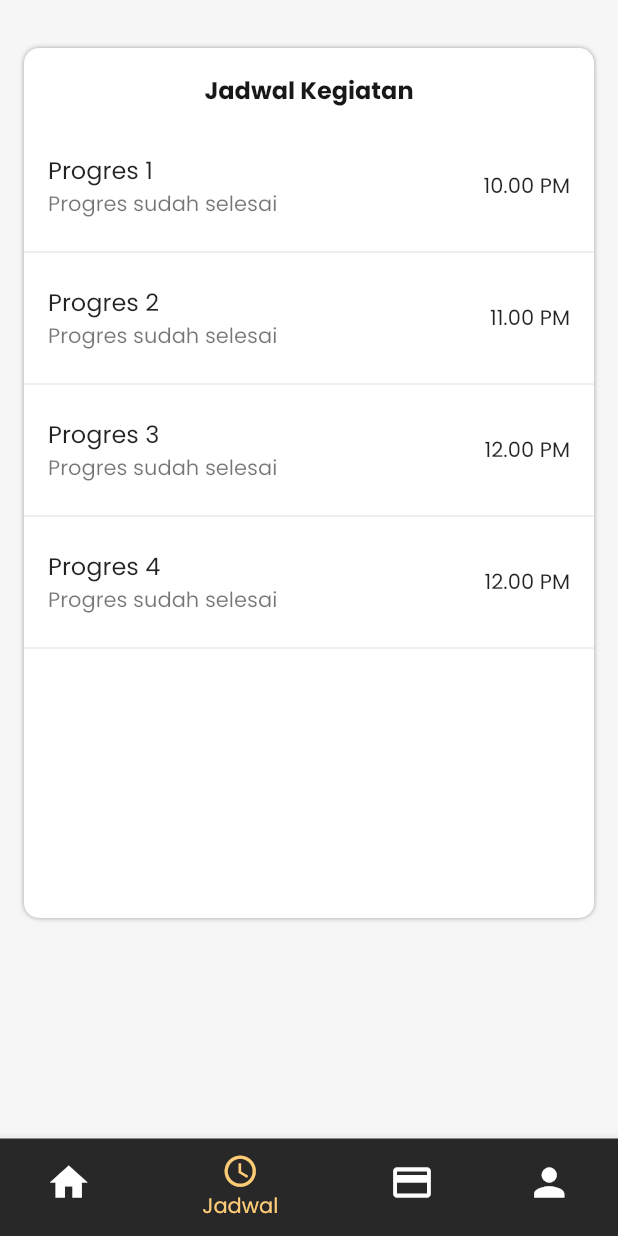
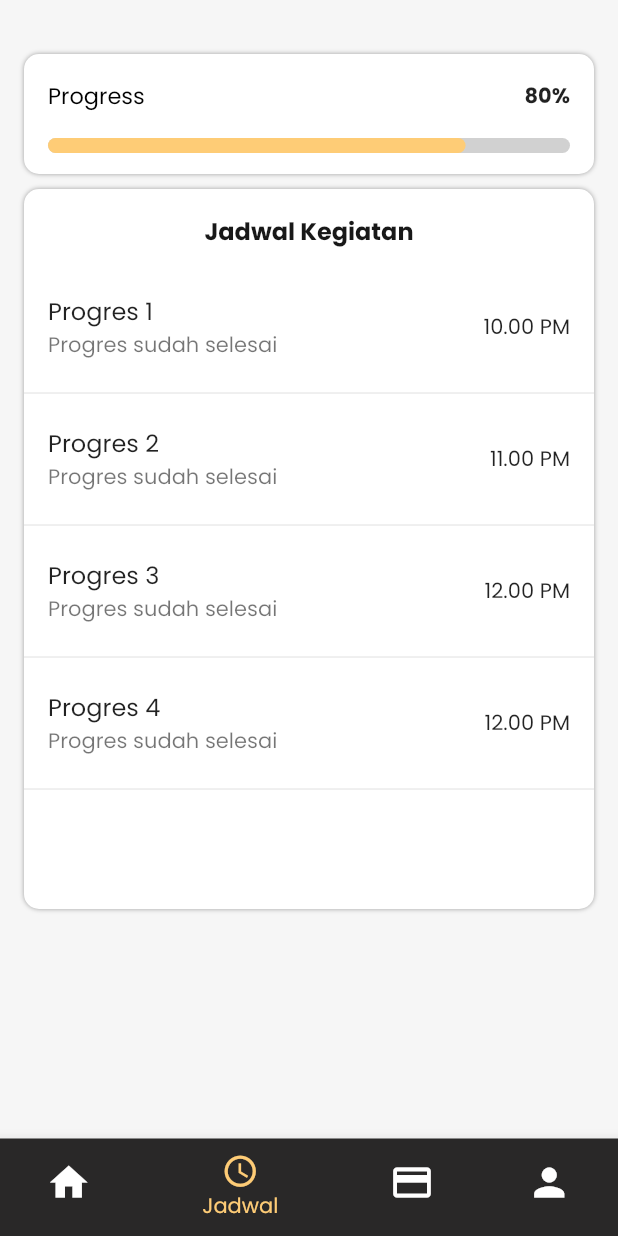
Before and after one commit to AinulM02/WORM, a Flutter app: the screen it shows after launch, item 2 of the bottom bar chosen, on a phone screen of 412 x 824 dp. Run offline on Flutter 3.47's test engine with Material 2 defaults, Android fonts, the phone set to English and light mode, and no system bars; drawn by our look-alikes of getwidget; missing offline and left inert: slide_digital_clock.

Commit message:
progres-bar

```diff
--- a/dart/lib/page/jadwalPage.dart
+++ b/dart/lib/page/jadwalPage.dart
@@ -1,4 +1,5 @@
 import 'package:flutter/material.dart';
+import 'package:getwidget/getwidget.dart';
 
 class jadwalPage extends StatefulWidget {
   const jadwalPage({Key? key}) : super(key: key);
@@ -12,15 +13,53 @@ class _jadwalPageState extends State<jadwalPage> {
   Widget build(BuildContext context) {
     return Scaffold(
       body: Column(children: <Widget>[
-        const Padding(padding: EdgeInsets.all(16.0)),
+        const Padding(padding: EdgeInsets.all(18.0)),
         Container(
           margin: const EdgeInsets.only(right: 16, left: 16),
-          height: 580,
+          height: 80,
           decoration: BoxDecoration(
             color: Colors.white,
             borderRadius: BorderRadius.circular(10),
-            boxShadow: [
-              const BoxShadow(
+            boxShadow: const [
+              BoxShadow(
+                color: Colors.grey,
+                blurRadius: 2,
+                offset: Offset(0, 0), // Shadow position
+              ),
+            ],
+          ),
+          child: Column(
+            children: <Widget>[
+              const ListTile(
+                title: Text(
+                  "Progress",
+                  textAlign: TextAlign.left,
+                  style: TextStyle(fontSize: 15,color: Colors.black, fontWeight: FontWeight.normal),
+                  ),
+                  trailing: Text(
+                    "80%",
+                    style: TextStyle(fontWeight: FontWeight.bold),
+                    ),
+              ),
+              GFProgressBar(
+                margin: const EdgeInsets.only(right: 16, left: 16),
+                percentage: 0.8,
+                lineHeight: 10,
+                backgroundColor: const Color.fromARGB(255, 209, 209, 209),
+                progressBarColor: const Color.fromRGBO(254, 204, 118, 1),
+              )
+            ],
+          ),
+        ),
+        const Padding(padding: EdgeInsets.only(top: 10)),
+        Container(
+          margin: const EdgeInsets.only(right: 16, left: 16),
+          height: 480,
+          decoration: BoxDecoration(
+            color: Colors.white,
+            borderRadius: BorderRadius.circular(10),
+            boxShadow: const [
+              BoxShadow(
                 color: Colors.grey,
                 blurRadius: 2,
                 offset: Offset(0, 0), // Shadow position
--- a/dart/pubspec.yaml
+++ b/dart/pubspec.yaml
@@ -36,6 +36,8 @@ dependencies:
   cupertino_icons: ^1.0.2
   convex_bottom_bar: ^3.0.0
   slide_digital_clock: ^1.0.2
+  getwidget: ^2.0.4
+
 
 dev_dependencies:
   flutter_test:
```
Also changed, not shown: dart/pubspec.lock.
